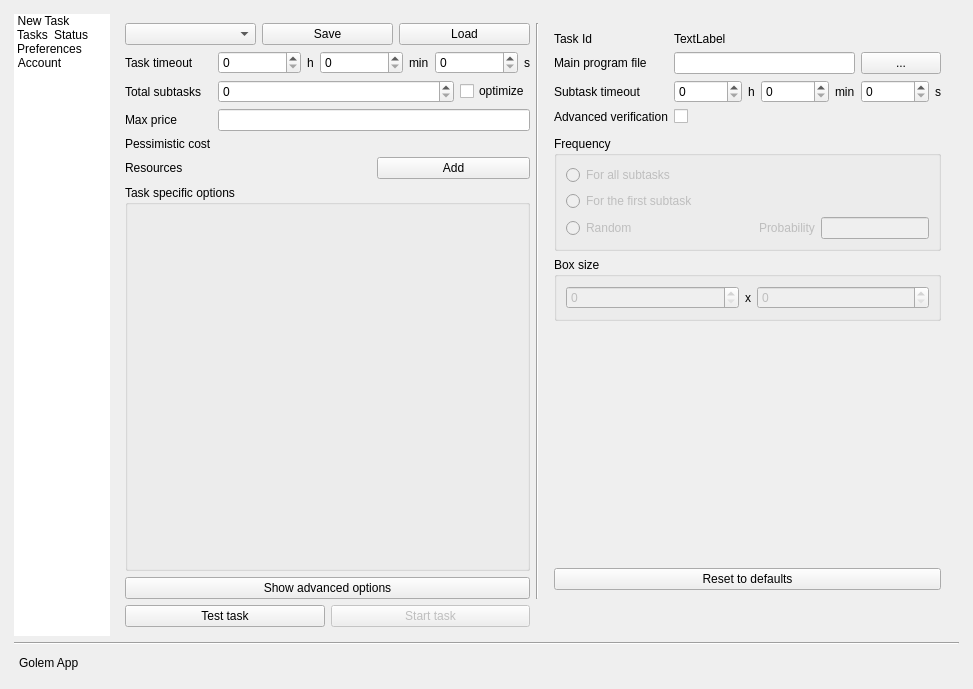
This is gnr/ui/AppMainWindow.ui in golemfactory/clay as Qt 5 draws it before an edit. The edited form follows.
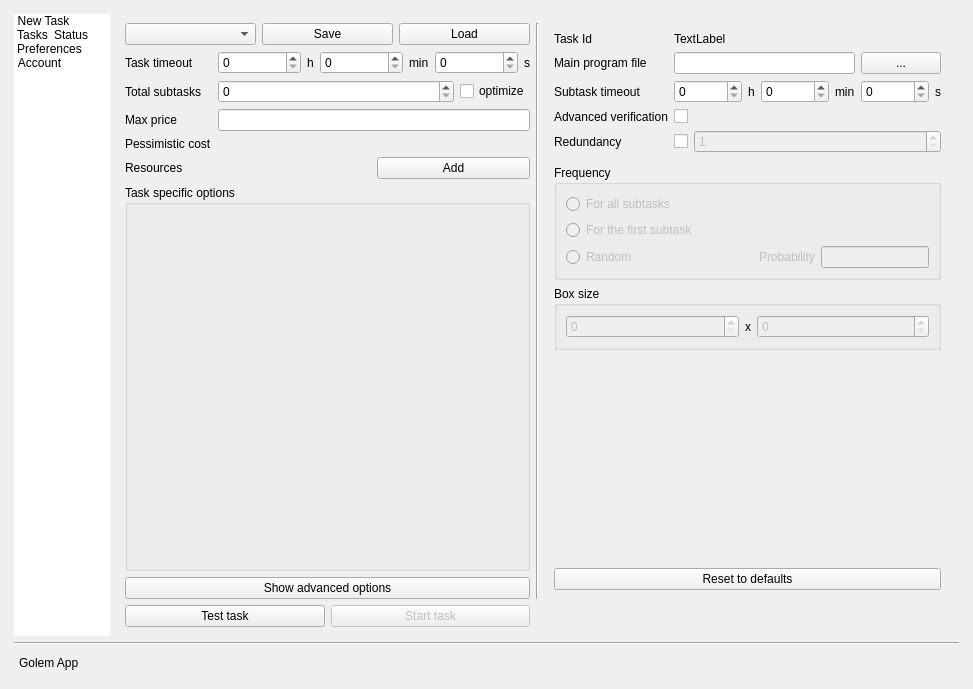
This is the edited form. The open tabs and pages were chosen to show the change. Icons and pictures are not drawn. Custom widgets are drawn as their Qt base class.

Commit message: add redundancy option in task definition

What changed in the file:
```diff
--- a/gnr/ui/AppMainWindow.ui
+++ b/gnr/ui/AppMainWindow.ui
@@ -478,6 +478,46 @@
                    </property>
                   </widget>
                  </item>
+                 <item row="4" column="0">
+                  <widget class="QLabel" name="label_63">
+                   <property name="text">
+                    <string>Redundancy</string>
+                   </property>
+                  </widget>
+                 </item>
+                 <item row="4" column="1">
+                  <layout class="QHBoxLayout" name="horizontalLayout_26">
+                   <item>
+                    <widget class="QCheckBox" name="redundancyCheckBox">
+                     <property name="sizePolicy">
+                      <sizepolicy hsizetype="Maximum" vsizetype="Fixed">
+                       <horstretch>0</horstretch>
+                       <verstretch>0</verstretch>
+                      </sizepolicy>
+                     </property>
+                     <property name="text">
+                      <string/>
+                     </property>
+                    </widget>
+                   </item>
+                   <item>
+                    <widget class="QSpinBox" name="redundancySpinBox">
+                     <property name="enabled">
+                      <bool>false</bool>
+                     </property>
+                     <property name="sizePolicy">
+                      <sizepolicy hsizetype="Minimum" vsizetype="Fixed">
+                       <horstretch>0</horstretch>
+                       <verstretch>0</verstretch>
+                      </sizepolicy>
+                     </property>
+                     <property name="minimum">
+                      <number>1</number>
+                     </property>
+                    </widget>
+                   </item>
+                  </layout>
+                 </item>
                 </layout>
                </item>
                <item row="4" column="1">
```
Left out of the diff: 2 changed lines with no effect on the pictures. The commit also changes 10 other files.
